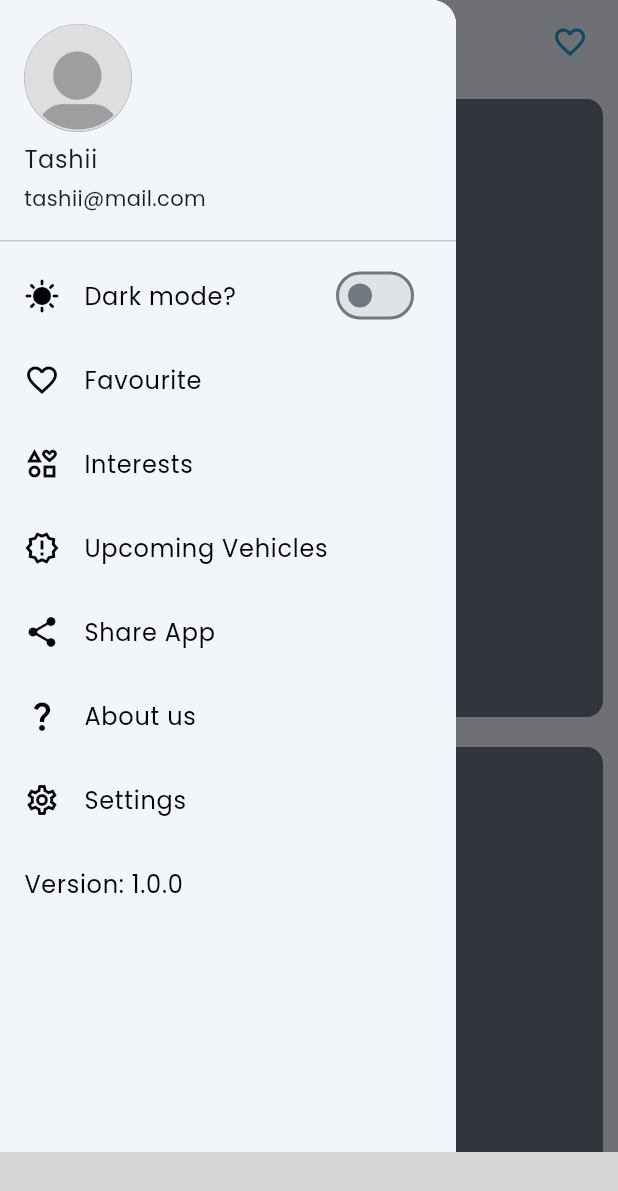
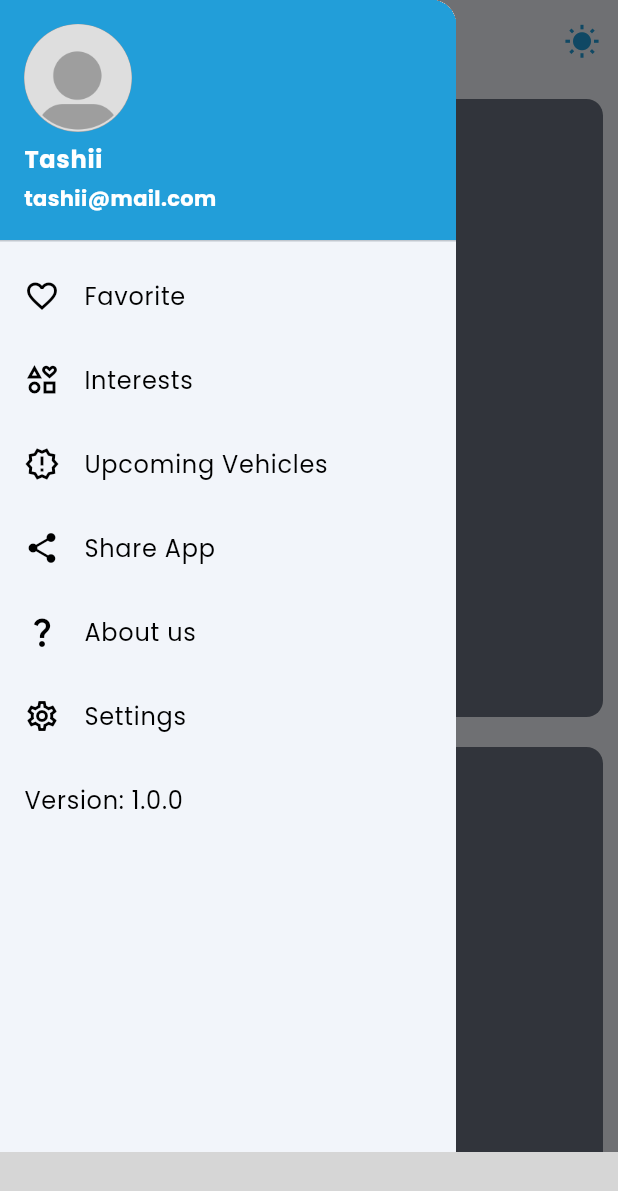
Before and after one commit to mayur-baniya/velocity-1, a Flutter app: the screen it shows after launch, with the side drawer open, on a phone screen of 412 x 824 dp. Shown: the top 1191 px of the screen. Run offline on Flutter 3.47's test engine with Material 3 defaults, Android fonts, the light colour scheme and no system bars; our stand-ins replace flutter_dotenv, flutter_spinkit, get, google_fonts, velocity_x; missing offline and left inert: rolling_bottom_bar; grey boxes are pictures that could not be loaded.

Commit message:
Bottom Navigation

```diff
--- a/lib/main.dart
+++ b/lib/main.dart
@@ -32,7 +32,6 @@ class MyApp extends StatelessWidget {
   @override
   Widget build(BuildContext context) {
     setStatusBarColor(context);
-    print("envtest: ${dotenv.env['appname']}");
     return GetMaterialApp(
       debugShowCheckedModeBanner: false,
       title: 'Velocity',
--- a/lib/screens/mainpages/NavBar.dart
+++ b/lib/screens/mainpages/NavBar.dart
@@ -2,43 +2,28 @@
 
 import 'package:flutter/material.dart';
 import 'package:get/get.dart';
+import 'package:velocity/statemanager/states_store.dart';
 import 'package:velocity_x/velocity_x.dart';
 import 'package:velocity/themes/colors.dart';
 
-class NavBar extends StatefulWidget {
-  const NavBar({super.key});
-
-  @override
-  State<NavBar> createState() => _NavBarState();
-}
-
-class _NavBarState extends State<NavBar> {
-  bool isDark = false;
-
-  changeTheme() {
-    if (isDark) {
-      Get.changeThemeMode(ThemeMode.dark);
-    } else {
-      Get.changeThemeMode(ThemeMode.light);
-    }
-  }
-
-  @override
-  Widget build(BuildContext context) {
+Widget myDrawer(BuildContext context, ThemeController themeController) {
   return Drawer(
-      child: ListView(
+    child: GetBuilder<ThemeController>(
+        init: themeController,
+        builder: (controller) {
+          return ListView(
             padding: EdgeInsets.zero,
             children: [
               UserAccountsDrawerHeader(
+                arrowColor: Colors.white,
                 decoration: BoxDecoration(
-              border: Border(bottom: BorderSide.none),
-              color:
-                  MediaQuery.of(context).platformBrightness == Brightness.dark
+                  color: MediaQuery.of(context).platformBrightness ==
+                          Brightness.dark
                       ? bgDarkColor
-                      : scaffoldLightColor,
+                      : bgLightColor,
                 ),
-            accountName: "Tashii".text.make(),
-            accountEmail: "tashii@mail.com".text.make(),
+                accountName: "Tashii".text.bold.white.make(),
+                accountEmail: "tashii@mail.com".text.white.bold.make(),
                 currentAccountPicture: CircleAvatar(
                   backgroundColor: Colors.grey,
                   child: ClipOval(
@@ -48,28 +33,13 @@ class _NavBarState extends State<NavBar> {
                     ),
                   ),
                 ),
-          ),
-          ListTile(
-            leading: Icon(
-              Icons.sunny,
-              color: secondaryColor(context),
-            ),
-            title: "Dark mode?".text.color(secondaryColor(context)).make(),
-            trailing: Switch(
-                value: isDark,
-                onChanged: (value) {
-                  setState(() {
-                    isDark = !isDark;
-                    changeTheme();
-                  });
-                }),
-          ),
+              ).paddingZero.marginZero,
               ListTile(
                 leading: Icon(
                   Icons.favorite_border_outlined,
                   color: secondaryColor(context),
                 ),
-            title: "Favourite".text.color(secondaryColor(context)).make(),
+                title: "Favorite".text.color(secondaryColor(context)).make(),
                 onTap: () {},
               ),
               ListTile(
@@ -85,8 +55,10 @@ class _NavBarState extends State<NavBar> {
                   Icons.new_releases_outlined,
                   color: secondaryColor(context),
                 ),
-            title:
-                "Upcoming Vehicles".text.color(secondaryColor(context)).make(),
+                title: "Upcoming Vehicles"
+                    .text
+                    .color(secondaryColor(context))
+                    .make(),
                 onTap: () {},
               ),
               ListTile(
@@ -116,11 +88,12 @@ class _NavBarState extends State<NavBar> {
                 },
               ),
               ListTile(
-            title: "Version: 1.0.0".text.color(secondaryColor(context)).make(),
+                title:
+                    "Version: 1.0.0".text.color(secondaryColor(context)).make(),
                 onTap: () {}, // Adjust color if needed
               ),
             ],
-      ),
+          );
+        }),
   );
 }
-}
--- a/lib/screens/mainpages/bottomnav.dart
+++ b/lib/screens/mainpages/bottomnav.dart
@@ -6,8 +6,10 @@ import 'package:rolling_bottom_bar/rolling_bottom_bar.dart';
 import 'package:rolling_bottom_bar/rolling_bottom_bar_item.dart';
 import 'package:velocity/screens/mainpages/NavBar.dart';
 import 'package:velocity/screens/mainpages/Search.dart';
+import 'package:velocity/screens/mainpages/favorite.dart';
 import 'package:velocity/screens/mainpages/profile.dart';
 import 'package:velocity/screens/test.dart';
+import 'package:velocity/statemanager/states_store.dart';
 import 'package:velocity/themes/colors.dart';
 import 'package:velocity_x/velocity_x.dart';
 
@@ -19,15 +21,29 @@ class BottomTest extends StatefulWidget {
 }
 
 class _BottomTestState extends State<BottomTest> {
+  final ThemeController themeController = Get.put(ThemeController());
+
   late PageController _pageController;
-  int _currentIndex = 1;
+  int _currentIndex = 0;
 
-  final List<Widget> _pages = <Widget>[
-    SearchScreen(),
-    Test(),
-    ProfileScreen(),
+  final List<Map> screenList = [
+    {'icon': Icons.home_outlined, 'screen': Test(), 'label': 'Home'},
+    {
+      'icon': Icons.search_outlined,
+      'screen': SearchScreen(),
+      'label': 'Search'
+    },
+    {
+      'icon': Icons.favorite_outline,
+      'screen': FavoriteScreen(),
+      'label': 'Favorite'
+    },
+    {
+      'icon': Icons.person_outline,
+      'screen': ProfileScreen(),
+      'label': 'Profile'
+    },
   ];
-
   @override
   void initState() {
     _pageController = PageController(initialPage: _currentIndex);
@@ -40,20 +56,32 @@ class _BottomTestState extends State<BottomTest> {
     super.dispose();
   }
 
+  bool isDark = false;
   @override
   Widget build(BuildContext context) {
     return Scaffold(
-      drawer: NavBar(),
+      drawer: myDrawer(context, themeController),
       appBar: AppBar(
         centerTitle: true,
-        title: "Velocity".text.make(),
+        title: "Velocity".text.bold.make(),
         actions: [
-          Icon(Icons.favorite_outline).marginOnly(right: 20),
+          IconButton(
+              icon: Icon(
+                  MediaQuery.of(context).platformBrightness == Brightness.dark
+                      ? Icons.nightlight_round
+                      : Icons.wb_sunny),
+              onPressed: () {
+                themeController.toggleTheme();
+                print("modeeee : ${Get.theme.brightness}");
+              })
+          // Icon(Icons.favorite_outline).marginOnly(right: 20),
         ],
       ),
       body: PageView(
         controller: _pageController,
-        children: _pages,
+        children: screenList.map((item) {
+          return (item['screen'] as Widget);
+        }).toList(),
         onPageChanged: (int index) {
           setState(() {
             _currentIndex = index;
@@ -62,27 +90,18 @@ class _BottomTestState extends State<BottomTest> {
       ),
       extendBody: true,
       bottomNavigationBar: RollingBottomBar(
-        color: helperColor(context),
+        color: getColorBasedOnTheme(),
+        itemColor: Vx.gray500,
         controller: _pageController,
         flat: true,
         useActiveColorByDefault: false,
-        items: [
-          RollingBottomBarItem(
-            Icons.search_outlined,
-            label: 'Search',
+        items: screenList.map((item) {
+          return RollingBottomBarItem(
+            item['icon'] as IconData,
+            label: item['label'] as String,
             activeColor: primaryColor,
-          ),
-          RollingBottomBarItem(
-            Icons.home_outlined,
-            label: 'Home',
-            activeColor: primaryColor,
-          ),
-          RollingBottomBarItem(
-            Icons.person,
-            label: 'Person',
-            activeColor: primaryColor,
-          ),
-        ],
+          );
+        }).toList(),
         enableIconRotation: true,
         onTap: (index) {
           setState(() {
--- /dev/null
+++ b/lib/screens/mainpages/favorite.dart
@@ -0,0 +1,28 @@
+import 'package:flutter/material.dart';
+import 'package:velocity_x/velocity_x.dart';
+import 'package:velocity/themes/colors.dart';
+
+class FavoriteScreen extends StatefulWidget {
+  const FavoriteScreen({super.key});
+
+  @override
+  State<FavoriteScreen> createState() => _SearchScreenState();
+}
+
+class _SearchScreenState extends State<FavoriteScreen> {
+  @override
+  Widget build(BuildContext context) {
+    return Scaffold(
+        body: Column(
+      mainAxisAlignment: MainAxisAlignment.center,
+      children: [
+        VxBox(
+            child: Icon(
+          Icons.favorite_border,
+          size: 200,
+          color: secondaryColor(context),
+        )).size(200, 200).makeCentered()
+      ],
+    ));
+  }
+}
--- a/lib/screens/mainpages/home_screen.dart
+++ b/lib/screens/mainpages/home_screen.dart
@@ -7,6 +7,7 @@ import 'package:velocity/screens/mainpages/NavBar.dart';
 import 'package:velocity/screens/mainpages/Search.dart';
 import 'package:velocity/screens/mainpages/profile.dart';
 import 'package:velocity/screens/test.dart';
+import 'package:velocity/statemanager/states_store.dart';
 import 'package:velocity_x/velocity_x.dart';
 
 class HomeScreen extends StatefulWidget {
@@ -17,6 +18,8 @@ class HomeScreen extends StatefulWidget {
 }
 
 class _HomeScreenState extends State<HomeScreen> {
+  final ThemeController themeController = Get.put(ThemeController());
+
   late PageController _pageController;
   int _currentIndex = 1;
 
@@ -64,7 +67,7 @@ class _HomeScreenState extends State<HomeScreen> {
           Icon(Icons.favorite_outline).marginOnly(right: 20),
         ],
       ),
-      drawer: NavBar(),
+      drawer: myDrawer(context, themeController),
       bottomNavigationBar: Container(
         decoration: BoxDecoration(
           boxShadow: [
--- /dev/null
+++ b/lib/statemanager/states_store.dart
@@ -0,0 +1,12 @@
+import 'package:flutter/material.dart';
+import 'package:get/get.dart';
+import 'package:get/get_state_manager/src/simple/get_controllers.dart';
+
+class ThemeController extends GetxController {
+  var isDarkMode = false.obs;
+
+  void toggleTheme() {
+    Get.changeThemeMode(isDarkMode.value ? ThemeMode.light : ThemeMode.dark);
+    isDarkMode.toggle();
+  }
+}
--- a/lib/themes/colors.dart
+++ b/lib/themes/colors.dart
@@ -1,6 +1,8 @@
 // ignore_for_file: prefer_const_constructors
 
+import 'package:flutter/cupertino.dart';
 import 'package:flutter/material.dart';
+import 'package:get/get.dart';
 
 Color primaryColor = Color(0xFF229ED9);
 
@@ -9,13 +11,14 @@ secondaryColor(BuildContext context) =>
         ? Colors.black
         : Colors.white);
 
-
-helperColor(BuildContext context) =>(
-  (MediaQuery.of(context).platformBrightness == Brightness.light
-      ? Colors.white38
-      : Color.fromARGB(255, 29, 29, 29)
-  )
-);
+helperColor(BuildContext context) =>
+    (MediaQuery.of(context).platformBrightness == Brightness.light
+        ? Colors.white38
+        : Color.fromARGB(255, 29, 29, 29));
+bool isDarkMode(BuildContext context) =>
+    (MediaQuery.of(context).platformBrightness == Brightness.light
+        ? false
+        : true);
 
 //::::::::::::::::::::::::::::::: light color ::::::::::::::::::::::::::::::::::::::::://
 
@@ -26,3 +29,18 @@ Color scaffoldLightColor = Color.fromARGB(255, 242, 245, 250);
 
 Color scaffoldDarkColor = Color(0xFF121212);
 Color bgDarkColor = Colors.black;
+
+//Icon IconData = (BuildContext context) => ((MediaQuery.of(context).platformBrightness == Brightness.dark ? Icon(CupertinoIcons.moon_stars_fill)   : Icon(CupertinoIcons.sun_dust));
+//Icon IconData = (BuildContext context) => ((MediaQuery.of(context).platformBrightness == Brightness.dark ? Icon(CupertinoIcons.moon_stars_fill)   : Icon(CupertinoIcons.sun_dust));
+
+Color getColorBasedOnTheme() {
+  print("modeeeeeeeee");
+  print(Get.isPlatformDarkMode);
+  if (Get.isDarkMode) {
+    // Dark mode is enabled
+    return Colors.black;
+  } else {
+    // Light mode is enabled
+    return Colors.white;
+  }
+}
--- a/pubspec.yaml
+++ b/pubspec.yaml
@@ -44,6 +44,7 @@ dependencies:
   flutter_spinkit: ^5.2.0
   rolling_bottom_bar: ^0.2.2
   awesome_dialog: ^3.2.0
+  provider: ^6.1.1
 
 dev_dependencies:
   flutter_test:
```
Also changed, not shown: pubspec.lock, 1 other file. Lines whose indentation alone changed are shown as unchanged.
